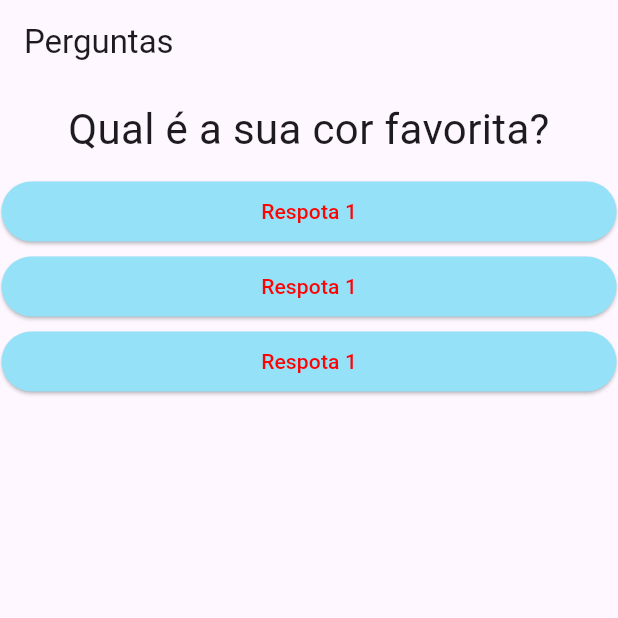
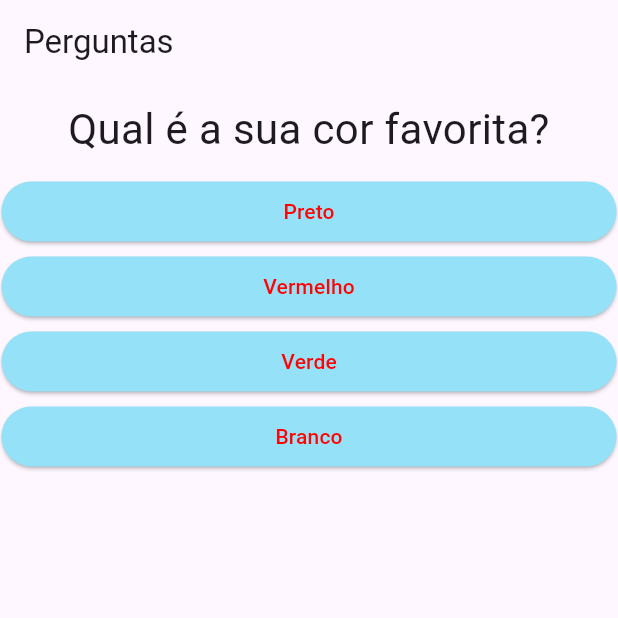
Before and after one commit to geovannifranca/projeto_flutter, a Flutter app: the screen it shows after launch, on a phone screen of 412 x 824 dp, the top half of it. Run offline on Flutter 3.47's test engine with Material 3 defaults, Android fonts, the phone set to English and light mode, and no system bars.

Commit message:
funcao map

```diff
--- a/lib/main.dart
+++ b/lib/main.dart
@@ -25,10 +25,25 @@ class _PerguntaAppState extends State<PerguntaApp>{
   Widget build(BuildContext context){
 
 
-    final perguntas = [
-      'Qual é a sua cor favorita?',
-      'Qual é o seu animal favorito?',
-    ];
+    final  perguntas = [
+      {
+        'texto':'Qual é a sua cor favorita?',
+        'respostas':['Preto','Vermelho','Verde','Branco']
+      },{
+        'texto':'Qual é o seu animal favorito?',
+        'respostas':['Coelho','Cobra','Elefante','Leão']
+      },{
+        'texto':'Qual seu instrutor favorito?',
+        'respostas':['Maria','Joana','Leo','Pedro ']
+      }];
+
+      List<String> respostas = perguntas[_pergunstasSelecionadas].cast()['respostas'];
+
+      // for(String textoResp in respostas){
+      //   widget.add(Respostabutton(textoResp, _responder));
+      // }
+
+
 
     return MaterialApp(
       home: Scaffold(
@@ -37,10 +52,8 @@ class _PerguntaAppState extends State<PerguntaApp>{
         ),
         body: Column(
           children: <Widget> [
-            Questao(perguntas[_pergunstasSelecionadas]),
-             Respostabutton('Respota 1',_responder),
-             Respostabutton('Respota 1',_responder),
-             Respostabutton('Respota 1',_responder),
+            Questao(perguntas[_pergunstasSelecionadas]['texto'].toString()),
+             ...respostas.map((t)=> Respostabutton(t, _responder)).toList(),
           ],
         ),
       ),
--- a/lib/resposta_button.dart
+++ b/lib/resposta_button.dart
@@ -20,4 +20,6 @@ class Respostabutton extends StatelessWidget {
               ),
     );
   }
+
+  toList() {}
 }
```
